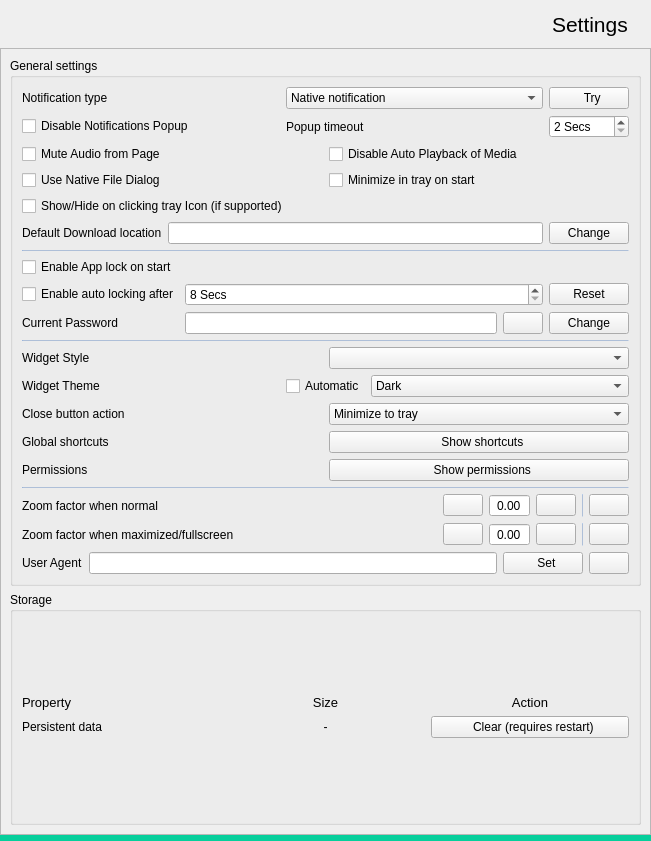
Qt form src/settingswidget.ui (keshavbhatt/whatsie) before a commit.
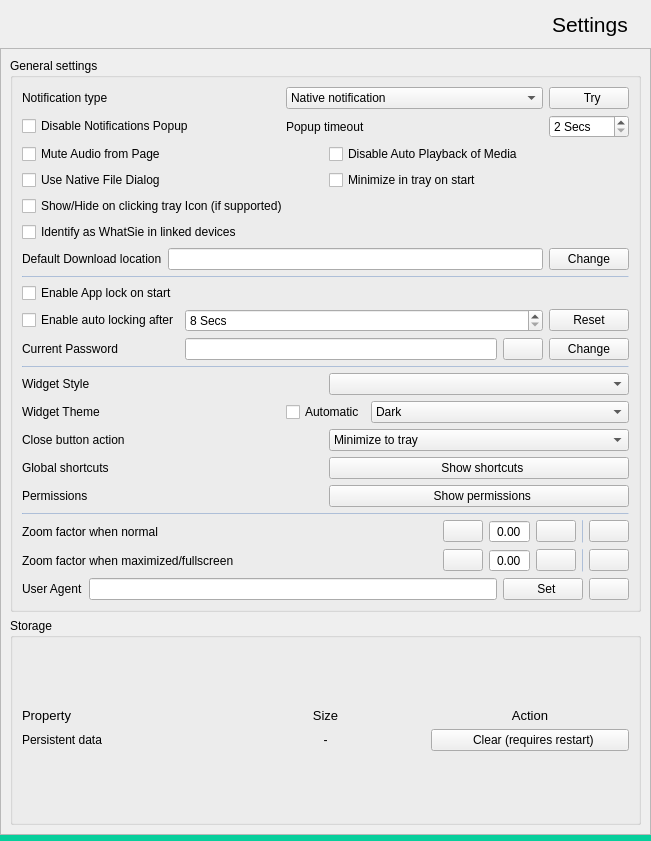
The same form after that commit. Icons and pictures are not drawn.

Commit message: Identify as WhatSie in the phone's linked-devices list

Patch:
```diff
--- a/src/settingswidget.ui
+++ b/src/settingswidget.ui
@@ -358,6 +358,16 @@
               </property>
              </widget>
             </item>
+            <item row="5" column="0" colspan="2">
+             <widget class="QCheckBox" name="identifyInLinkedDevicesCheckBox">
+              <property name="toolTip">
+               <string>&lt;html&gt;&lt;head/&gt;&lt;body&gt;&lt;p&gt;New logins appear as &amp;quot;WhatSie for Linux&amp;quot; (or the matching platform) in your phone's linked-devices list instead of &amp;quot;Google Chrome (Linux)&amp;quot;. The name is stored on the phone when a device is linked, so changing this only affects future links — log out and re-link to rename an existing session.&lt;/p&gt;&lt;/body&gt;&lt;/html&gt;</string>
+              </property>
+              <property name="text">
+               <string>Identify as WhatSie in linked devices</string>
+              </property>
+             </widget>
+            </item>
            </layout>
           </item>
           <item row="15" column="0">
```
The commit also changes 7 other files.
